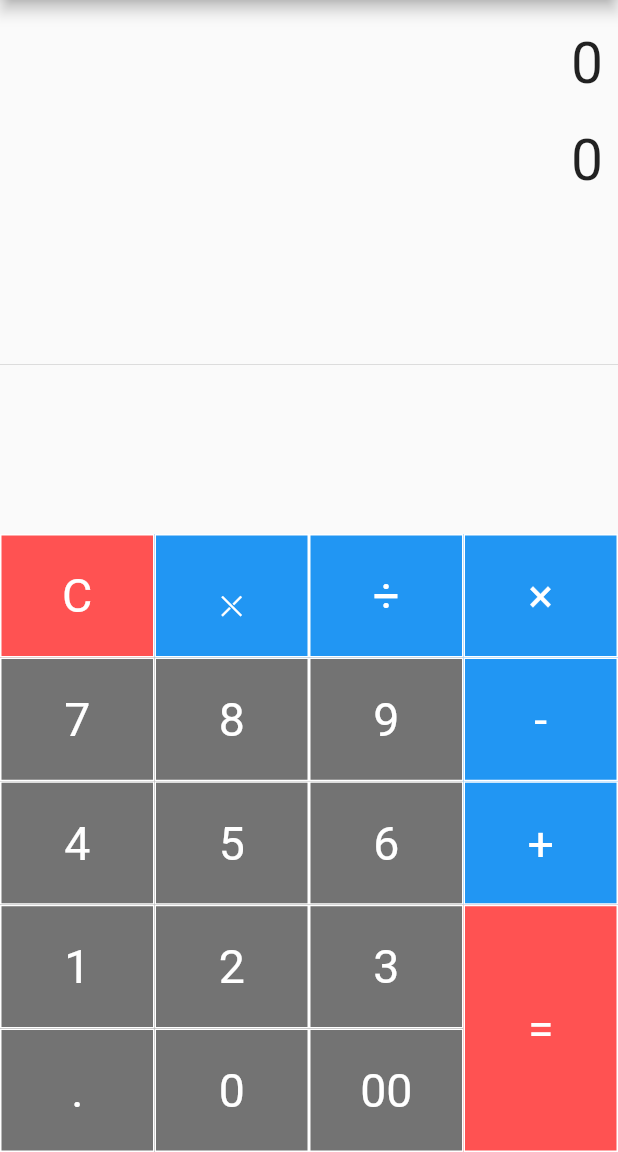
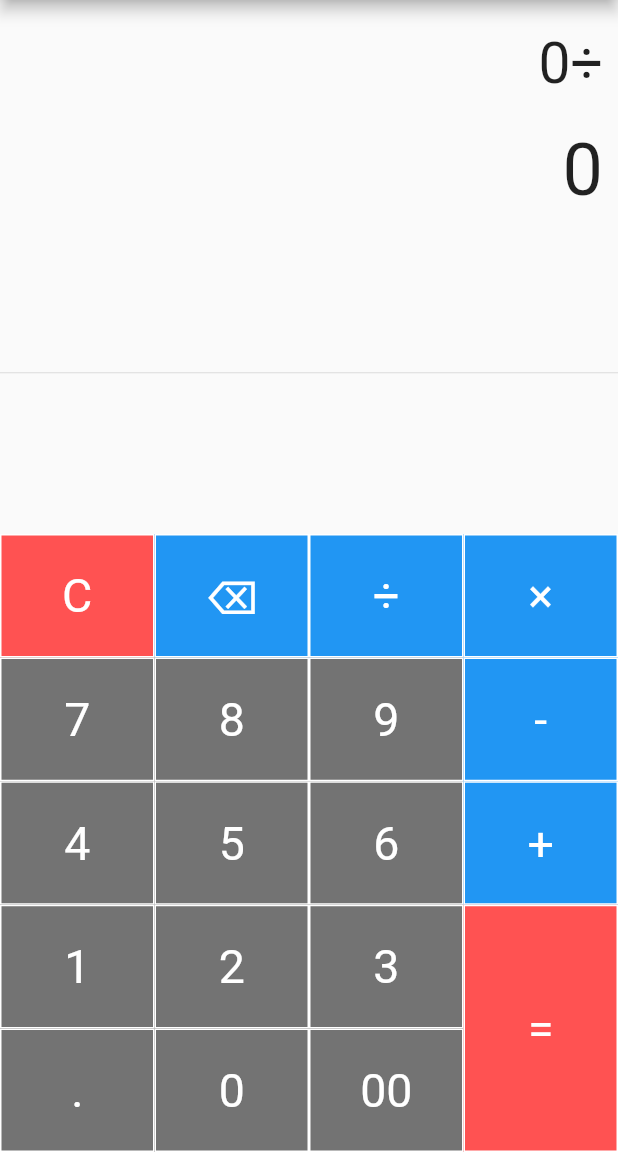
Before and after one commit to najmulmyself/Simple-Calculator, a Flutter app: the screen it shows after launch, after a tap on an icon or button, on a phone screen of 412 x 824 dp, the part 84-1236 px from its top. Run offline on Flutter 3.47's test engine with Material 2 defaults, Android fonts, the phone set to English and light mode, and no system bars.

Commit message:
need to fix initial zero

```diff
--- a/lib/main.dart
+++ b/lib/main.dart
@@ -26,6 +26,24 @@ class SimpleCalculator extends StatefulWidget {
 }
 
 class _SimpleCalculatorState extends State<SimpleCalculator> {
+  String equation = '0';
+  String expression = '';
+  String result = '0';
+  double equationFontSize = 38.0;
+  double resultFontSize = 48.0;
+
+  buttonPressed(String buttonText) {
+    setState(() {
+      if (buttonText == 'C') {
+      } else if (buttonText == '⌫') {
+      } else if (buttonText == '=') {
+      } else {
+        equation = equation +
+            buttonText; // we dont want to show equation field those sign(c,⌫,=), if those not then show all the key to equation
+      }
+    });
+  }
+
   Widget buildButton(
       String buttonText, double buttonHeight, Color buttonColor) {
     return Container(
@@ -45,7 +63,9 @@ class _SimpleCalculatorState extends State<SimpleCalculator> {
             ),
           ),
         ),
-        onPressed: () {},
+        onPressed: () {
+          buttonPressed(buttonText);
+        },
         child: Text(
           buttonText,
           style: TextStyle(
@@ -69,17 +89,17 @@ class _SimpleCalculatorState extends State<SimpleCalculator> {
           Container(
             alignment: Alignment.centerRight,
             padding: EdgeInsets.fromLTRB(10, 20, 10, 0),
-            child: const Text(
-              '0',
-              style: const TextStyle(fontSize: 38),
+            child: Text(
+              equation,
+              style: TextStyle(fontSize: equationFontSize),
             ),
           ),
           Container(
             alignment: Alignment.centerRight,
             padding: EdgeInsets.fromLTRB(10, 20, 10, 0),
-            child: const Text(
-              '0',
-              style: const TextStyle(fontSize: 38),
+            child: Text(
+              result,
+              style: TextStyle(fontSize: resultFontSize),
             ),
           ),
           Expanded(
@@ -95,7 +115,7 @@ class _SimpleCalculatorState extends State<SimpleCalculator> {
                     TableRow(
                       children: [
                         buildButton("C", 1, Colors.redAccent),
-                        buildButton("⤬", 1, Colors.blue),
+                        buildButton("⌫", 1, Colors.blue),
                         buildButton("÷", 1, Colors.blue),
                       ],
                     ),
```
